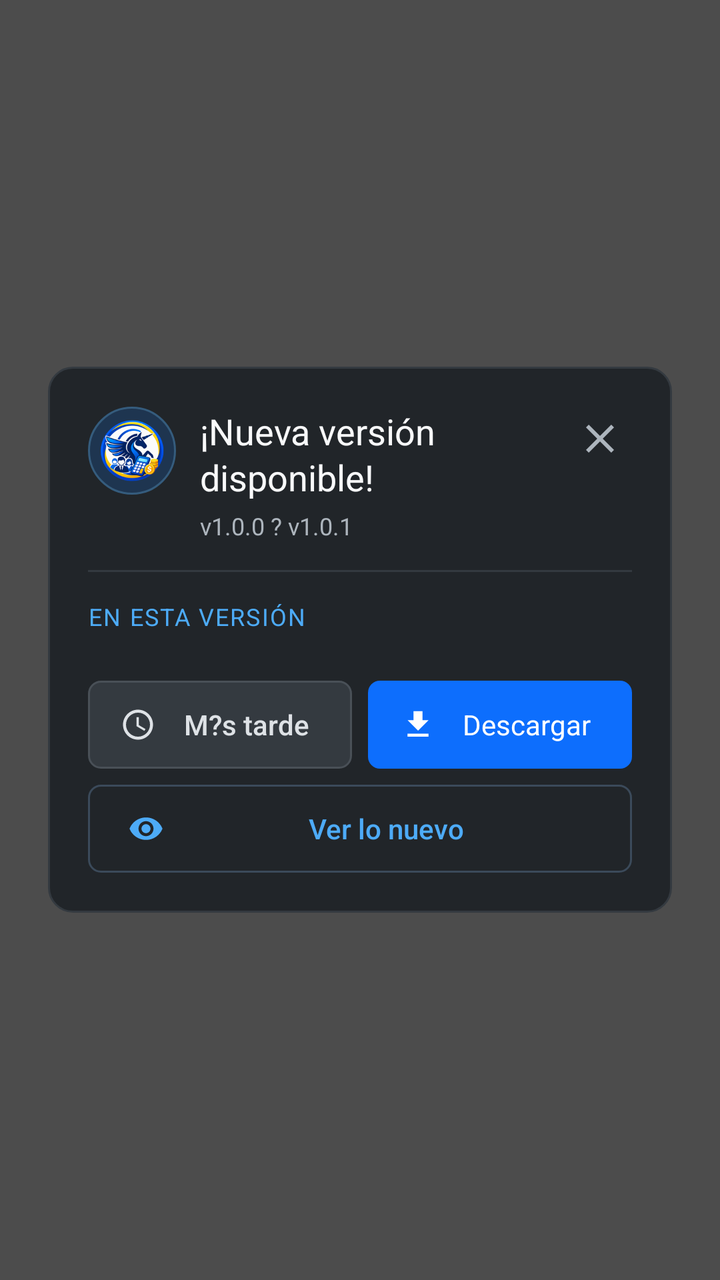
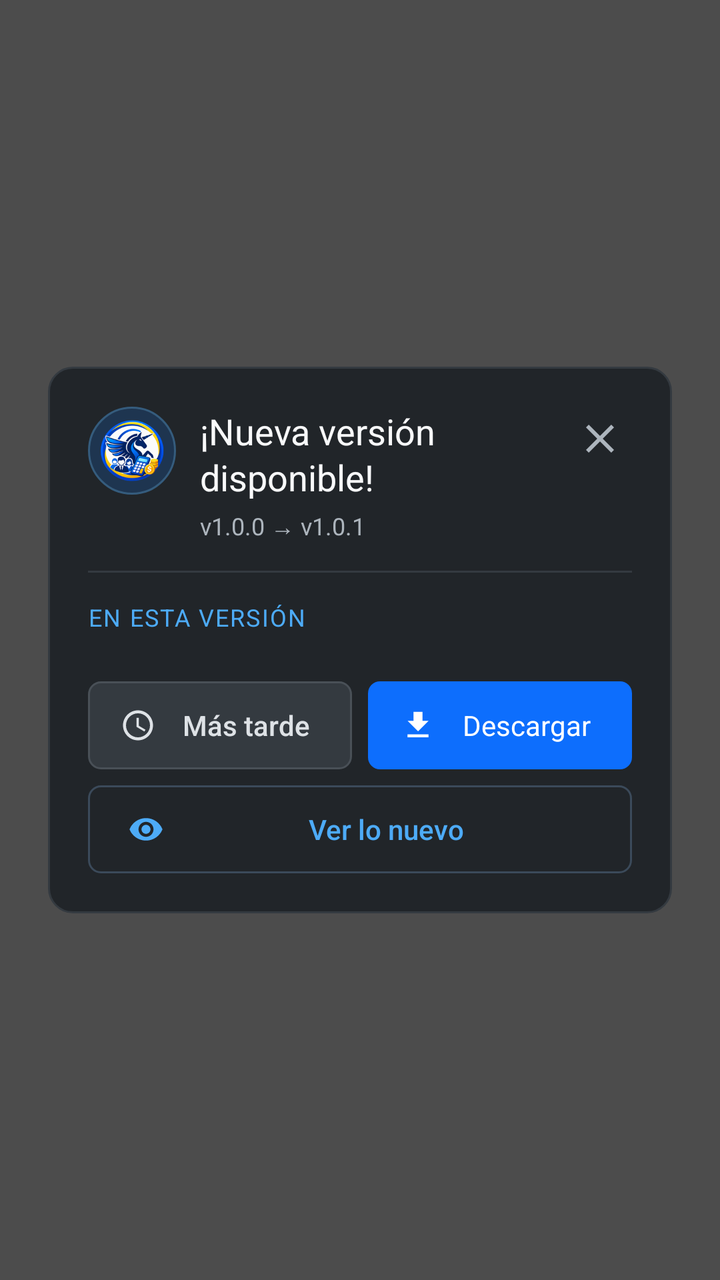

Before-and-after screenshots of an Android layout around one commit, followed by the original layout XML and the change that was made.
<!-- AndroidManifest.xml: application theme Theme.UnicornioSoftware -->
<!-- res/layout/dialog_app_update.xml -->
<?xml version="1.0" encoding="utf-8"?>
<FrameLayout xmlns:android="http://schemas.android.com/apk/res/android"
    android:layout_width="match_parent"
    android:layout_height="match_parent"
    android:background="#B3000000"
    android:padding="24dp">

    <LinearLayout
        android:layout_width="match_parent"
        android:layout_height="wrap_content"
        android:layout_gravity="center"
        android:background="@drawable/bg_modal_card"
        android:orientation="vertical"
        android:padding="20dp">

        <LinearLayout
            android:layout_width="match_parent"
            android:layout_height="wrap_content"
            android:gravity="top"
            android:orientation="horizontal">

            <ImageView
                android:id="@+id/updateIcon"
                android:layout_width="44dp"
                android:layout_height="44dp"
                android:background="@drawable/bg_offline_icon"
                android:contentDescription="@string/app_name"
                android:padding="6dp"
                android:scaleType="fitCenter"
                android:src="@mipmap/ic_launcher_round" />

            <LinearLayout
                android:layout_width="0dp"
                android:layout_height="wrap_content"
                android:layout_marginStart="12dp"
                android:layout_weight="1"
                android:orientation="vertical">

                <TextView
                    android:id="@+id/updateTitle"
                    android:layout_width="wrap_content"
                    android:layout_height="wrap_content"
                    android:fontFamily="sans-serif-bold"
                    android:lineSpacingExtra="2dp"
                    android:text="¡Nueva versión disponible!"
                    android:textColor="#F8F9FA"
                    android:textSize="18sp" />

                <TextView
                    android:id="@+id/updateVersions"
                    android:layout_width="wrap_content"
                    android:layout_height="wrap_content"
                    android:layout_marginTop="4dp"
                    android:fontFamily="sans-serif"
                    android:text="v1.0.0 ? v1.0.1"
                    android:textColor="#ADB5BD"
                    android:textSize="12sp" />
            </LinearLayout>

            <ImageButton
                android:id="@+id/btnUpdateClose"
                android:layout_width="32dp"
                android:layout_height="32dp"
                android:background="@android:color/transparent"
                android:contentDescription="Cerrar"
                android:padding="4dp"
                android:src="@drawable/ic_close"
                android:tint="#ADB5BD" />
        </LinearLayout>

        <View
            android:layout_width="match_parent"
            android:layout_height="1dp"
            android:layout_marginTop="14dp"
            android:layout_marginBottom="14dp"
            android:background="#343A40" />

        <ScrollView
            android:id="@+id/updateBodyScroll"
            android:layout_width="match_parent"
            android:layout_height="wrap_content"
            android:fillViewport="false"
            android:overScrollMode="ifContentScrolls">

            <LinearLayout
                android:layout_width="match_parent"
                android:layout_height="wrap_content"
                android:orientation="vertical">

                <TextView
                    android:id="@+id/updateSectionTitle"
                    android:layout_width="wrap_content"
                    android:layout_height="wrap_content"
                    android:fontFamily="sans-serif-bold"
                    android:letterSpacing="0.06"
                    android:text="EN ESTA VERSIÓN"
                    android:textAllCaps="true"
                    android:textColor="#4DABF7"
                    android:textSize="12sp" />

                <TextView
                    android:id="@+id/updateSummary"
                    android:layout_width="match_parent"
                    android:layout_height="wrap_content"
                    android:layout_marginTop="8dp"
                    android:fontFamily="sans-serif"
                    android:lineSpacingExtra="3dp"
                    android:textColor="#CED4DA"
                    android:textSize="14sp"
                    android:visibility="gone" />

                <LinearLayout
                    android:id="@+id/updateMetaRow"
                    android:layout_width="match_parent"
                    android:layout_height="wrap_content"
                    android:layout_marginTop="10dp"
                    android:orientation="horizontal"
                    android:visibility="gone">

                    <TextView
                        android:id="@+id/updateSize"
                        android:layout_width="wrap_content"
                        android:layout_height="wrap_content"
                        android:fontFamily="sans-serif-medium"
                        android:textColor="#ADB5BD"
                        android:textSize="12sp"
                        android:visibility="gone" />

                    <TextView
                        android:id="@+id/updateDate"
                        android:layout_width="wrap_content"
                        android:layout_height="wrap_content"
                        android:layout_marginStart="12dp"
                        android:fontFamily="sans-serif-medium"
                        android:textColor="#ADB5BD"
                        android:textSize="12sp"
                        android:visibility="gone" />
                </LinearLayout>

                <LinearLayout
                    android:id="@+id/updateChangesContainer"
                    android:layout_width="match_parent"
                    android:layout_height="wrap_content"
                    android:layout_marginTop="6dp"
                    android:orientation="vertical" />

                <TextView
                    android:id="@+id/updateRequired"
                    android:layout_width="match_parent"
                    android:layout_height="wrap_content"
                    android:layout_marginTop="10dp"
                    android:fontFamily="sans-serif-medium"
                    android:text="Esta actualización es necesaria para continuar."
                    android:textColor="#F87171"
                    android:textSize="13sp"
                    android:visibility="gone" />

                <TextView
                    android:id="@+id/updateMinSupported"
                    android:layout_width="match_parent"
                    android:layout_height="wrap_content"
                    android:layout_marginTop="8dp"
                    android:fontFamily="sans-serif"
                    android:textColor="#94A3B8"
                    android:textSize="12sp"
                    android:visibility="gone" />
            </LinearLayout>
        </ScrollView>

        <LinearLayout
            android:layout_width="match_parent"
            android:layout_height="wrap_content"
            android:layout_marginTop="18dp"
            android:orientation="vertical">

            <LinearLayout
                android:id="@+id/updatePrimaryRow"
                android:layout_width="match_parent"
                android:layout_height="wrap_content"
                android:orientation="horizontal">

                <TextView
                    android:id="@+id/btnUpdateLater"
                    android:layout_width="0dp"
                    android:layout_height="44dp"
                    android:layout_marginEnd="8dp"
                    android:layout_weight="1"
                    android:background="@drawable/bg_modal_btn_secondary"
                    android:drawableStart="@drawable/ic_modal_later"
                    android:drawablePadding="8dp"
                    android:fontFamily="sans-serif-medium"
                    android:gravity="center"
                    android:paddingStart="16dp"
                    android:paddingEnd="16dp"
                    android:text="M?s tarde"
                    android:textColor="#DEE2E6"
                    android:textSize="14sp" />

                <TextView
                    android:id="@+id/btnUpdateDownload"
                    android:layout_width="0dp"
                    android:layout_height="44dp"
                    android:layout_weight="1"
                    android:background="@drawable/bg_modal_btn_primary"
                    android:drawableStart="@drawable/ic_modal_download"
                    android:drawablePadding="8dp"
                    android:fontFamily="sans-serif-bold"
                    android:gravity="center"
                    android:paddingStart="16dp"
                    android:paddingEnd="16dp"
                    android:text="Descargar"
                    android:textColor="#FFFFFF"
                    android:textSize="14sp" />
            </LinearLayout>

            <TextView
                android:id="@+id/btnUpdateNotes"
                android:layout_width="match_parent"
                android:layout_height="44dp"
                android:layout_marginTop="8dp"
                android:background="@drawable/bg_modal_btn_outline"
                android:drawableStart="@drawable/ic_modal_new"
                android:drawablePadding="8dp"
                android:fontFamily="sans-serif-medium"
                android:gravity="center"
                android:paddingStart="20dp"
                android:paddingEnd="20dp"
                android:text="Ver lo nuevo"
                android:textColor="#4DABF7"
                android:textSize="14sp" />

        </LinearLayout>
    </LinearLayout>
</FrameLayout>
<!-- resources referenced by this layout -->
<resources>
  <!-- drawable bg_modal_btn_outline (drawable) -->
  ﻿<?xml version="1.0" encoding="utf-8"?>
  <ripple xmlns:android="http://schemas.android.com/apk/res/android" android:color="#334DABF7">
      <item>
          <shape android:shape="rectangle">
              <solid android:color="#00000000" />
              <corners android:radius="6dp" />
              <stroke android:width="1dp" android:color="#3B4A5A" />
          </shape>
      </item>
  </ripple>
  <!-- drawable bg_modal_btn_primary (drawable) -->
  ﻿<?xml version="1.0" encoding="utf-8"?>
  <ripple xmlns:android="http://schemas.android.com/apk/res/android" android:color="#664DABF7">
      <item>
          <shape android:shape="rectangle">
              <solid android:color="#0D6EFD" />
              <corners android:radius="6dp" />
          </shape>
      </item>
  </ripple>
  <!-- drawable bg_modal_btn_secondary (drawable) -->
  ﻿<?xml version="1.0" encoding="utf-8"?>
  <ripple xmlns:android="http://schemas.android.com/apk/res/android" android:color="#33FFFFFF">
      <item>
          <shape android:shape="rectangle">
              <solid android:color="#343A40" />
              <corners android:radius="6dp" />
              <stroke android:width="1dp" android:color="#495057" />
          </shape>
      </item>
  </ripple>
  <!-- drawable bg_modal_card (drawable) -->
  ﻿<?xml version="1.0" encoding="utf-8"?>
  <shape xmlns:android="http://schemas.android.com/apk/res/android" android:shape="rectangle">
      <solid android:color="#212529" />
      <corners android:radius="12dp" />
      <stroke android:width="1dp" android:color="#343A40" />
  </shape>
  <!-- drawable bg_offline_icon (drawable) -->
  <?xml version="1.0" encoding="utf-8"?>
  <shape xmlns:android="http://schemas.android.com/apk/res/android" android:shape="oval">
      <solid android:color="#1E3550" />
      <stroke android:width="1dp" android:color="#355C7D" />
  </shape>
  <!-- drawable ic_close (drawable) -->
  <vector xmlns:android="http://schemas.android.com/apk/res/android"
      android:width="24dp" android:height="24dp" android:viewportWidth="24"
      android:viewportHeight="24">
      <path android:fillColor="#EAF2FA"
          android:pathData="M19,6.41L17.59,5 12,10.59 6.41,5 5,6.41 10.59,12 5,17.59 6.41,19 12,13.41 17.59,19 19,17.59 13.41,12z"/>
  </vector>
  <!-- drawable ic_modal_download (drawable) -->
  <vector xmlns:android="http://schemas.android.com/apk/res/android" android:width="18dp" android:height="18dp" android:viewportWidth="24" android:viewportHeight="24">
    <path android:fillColor="#FFFFFF" android:pathData="M5,20h14v-2H5v2zM19,9h-4V3H9v6H5l7,7 7,-7z"/>
  </vector>
  <!-- drawable ic_modal_later (drawable) -->
  <vector xmlns:android="http://schemas.android.com/apk/res/android" android:width="18dp" android:height="18dp" android:viewportWidth="24" android:viewportHeight="24">
    <path android:fillColor="#DEE2E6" android:pathData="M11.99,2C6.47,2 2,6.48 2,12s4.47,10 9.99,10C17.52,22 22,17.52 22,12S17.52,2 11.99,2zM12,20c-4.42,0 -8,-3.58 -8,-8s3.58,-8 8,-8 8,3.58 8,8 -3.58,8 -8,8zM12.5,7H11v6l5.25,3.15 0.75,-1.23 -4.5,-2.67z"/>
  </vector>
  <!-- drawable ic_modal_new (drawable) -->
  <vector xmlns:android="http://schemas.android.com/apk/res/android" android:width="18dp" android:height="18dp" android:viewportWidth="24" android:viewportHeight="24">
    <path android:fillColor="#4DABF7" android:pathData="M12,4.5C7,4.5 2.73,7.61 1,12c1.73,4.39 6,7.5 11,7.5s9.27,-3.11 11,-7.5C21.27,7.61 17,4.5 12,4.5zM12,17c-2.76,0 -5,-2.24 -5,-5s2.24,-5 5,-5 5,2.24 5,5 -2.24,5 -5,5zM12,9c-1.66,0 -3,1.34 -3,3s1.34,3 3,3 3,-1.34 3,-3 -1.34,-3 -3,-3z"/>
  </vector>
  <string name="app_name">Ecosistema Financiero de Unicornio Software</string>
  <style name="Theme.UnicornioSoftware" parent="Theme.MaterialComponents.DayNight.NoActionBar">
          <item name="android:statusBarColor">@android:color/black</item>
          <item name="android:navigationBarColor">@android:color/black</item>
          <item name="android:windowLightStatusBar" tools:targetApi="m">false</item>
      </style>
  <!-- unchanged entries left out for length: 1 -->
</resources>

<!-- the commit's change to res/layout/dialog_app_update.xml (unified diff, before → after) -->
@@ -52,7 +52,7 @@
                     android:layout_height="wrap_content"
                     android:layout_marginTop="4dp"
                     android:fontFamily="sans-serif"
-                    android:text="v1.0.0 ? v1.0.1"
+                    android:text="v1.0.0 → v1.0.1"
                     android:textColor="#ADB5BD"
                     android:textSize="12sp" />
             </LinearLayout>
@@ -192,7 +192,7 @@
                     android:gravity="center"
                     android:paddingStart="16dp"
                     android:paddingEnd="16dp"
-                    android:text="M?s tarde"
+                    android:text="Más tarde"
                     android:textColor="#DEE2E6"
                     android:textSize="14sp" />
 
